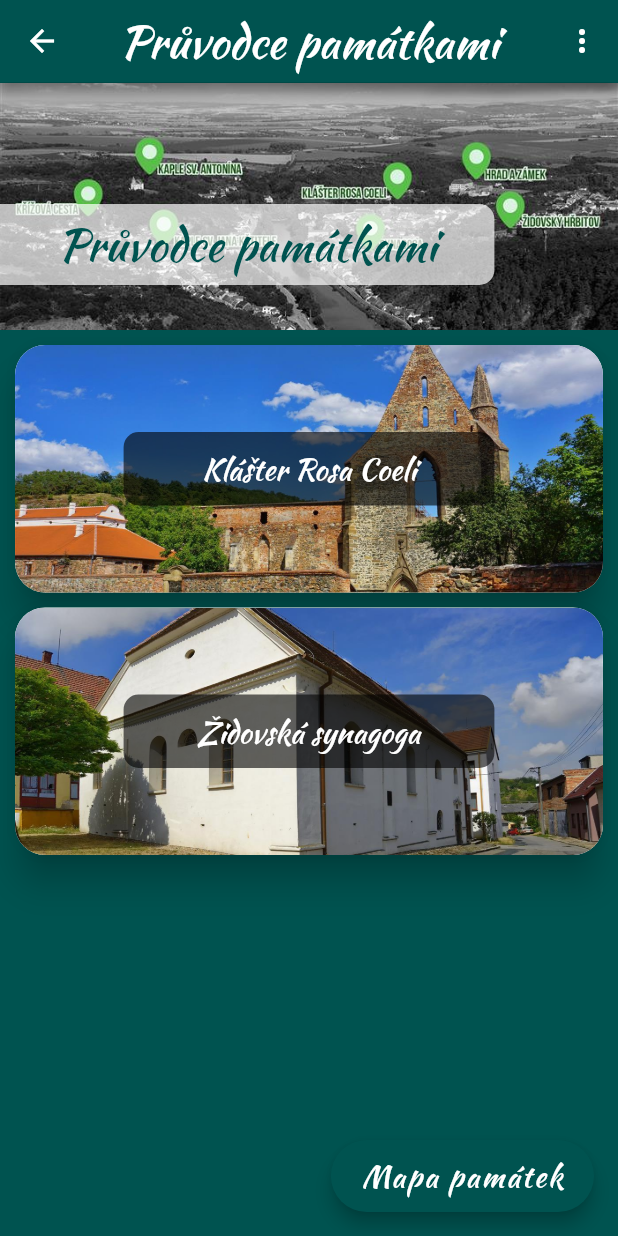
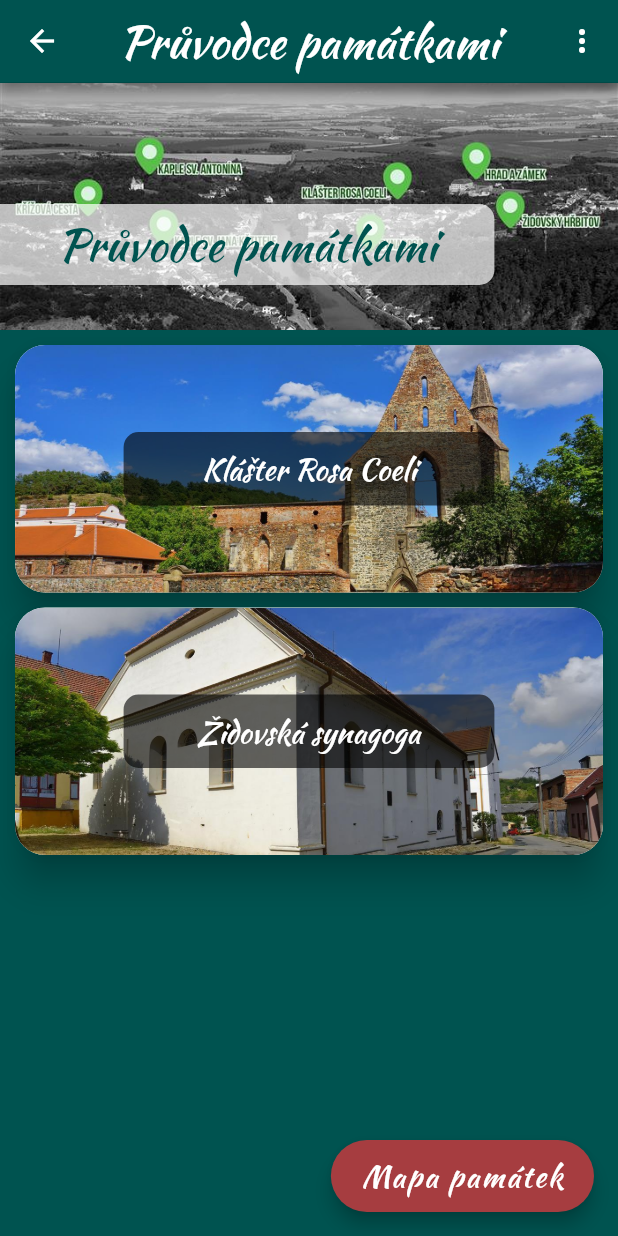
Before and after one commit to zowelu/dolni_kounice, a Flutter app: the screen it shows after launch, after a tap on "Průvodce památkami", on a phone screen of 412 x 824 dp. Run offline on Flutter 3.47's test engine with Material 2 defaults, Android fonts, the phone set to English and light mode, and no system bars; our stand-ins replace audioplayers, photo_view, splashscreen.

Commit message:
vytvoření promněnné v constants.dart pro barvu floatingButton

```diff
--- a/lib/components/floating_button.dart
+++ b/lib/components/floating_button.dart
@@ -17,7 +17,7 @@ class FloatingButton extends StatelessWidget {
         style: TextStyle(fontFamily: kDFontFamily, fontSize: 20.0),
       ),
       elevation: 5,
-      backgroundColor: kBackgroundColor,
+      backgroundColor: kDColorFloatingButton,
       shape: RoundedRectangleBorder(
         borderRadius: BorderRadius.all(
           Radius.circular(30.0),
--- a/lib/constants/constants.dart
+++ b/lib/constants/constants.dart
@@ -20,6 +20,7 @@ Color kDColorTextColorBackground = kBackgroundColor;
 Color kDTextBackgroundTransparent = Color(0x99000000);
 Color kDBoxShadowColor = Color(0xFF2C3E50);
 Color kDColorOfBackgroundHeader = Color(0xB3FFFFFF);
+Color kDColorFloatingButton = Color(0xFFA63D40);
 double kDPadding = 10.0;
 double kDMargin = 10.0;
 double kDMarginLarger = 30.0;
```
